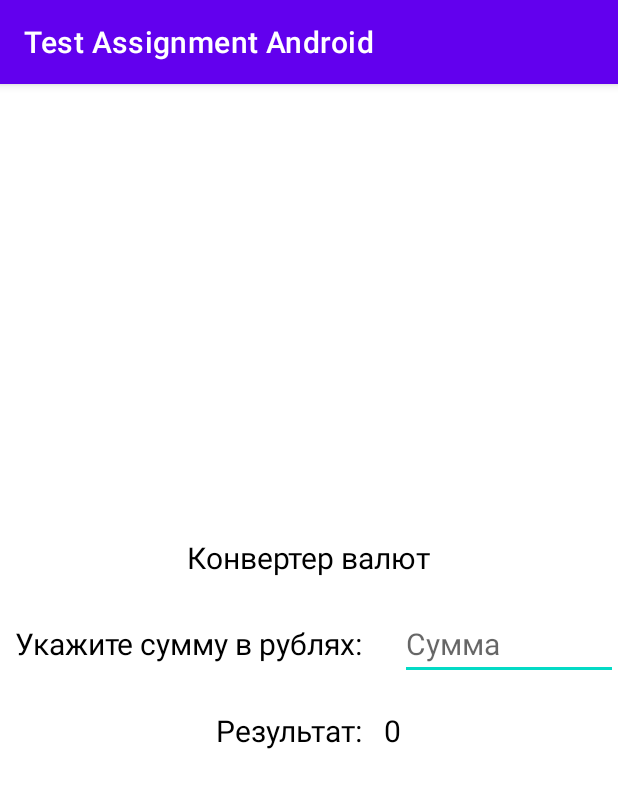
After one commit to KNLighty/assignment_test_android, an Android app: the CurrencyConverterActivity screen opened directly, with no data from a screen before it, on a phone screen of 412 x 824 dp. The commit adds this screen. Shown: the top 788 px of the screen. Run offline under Robolectric (Android 15) with nearby library versions, the phone set to English and light mode, and no system bars.

Commit message:
Added conversion activity - no functionality yet

```diff
--- a/app/src/main/AndroidManifest.xml
+++ b/app/src/main/AndroidManifest.xml
@@ -1,6 +1,7 @@
 <?xml version="1.0" encoding="utf-8"?>
 <manifest xmlns:android="http://schemas.android.com/apk/res/android"
     package="com.example.testassignmentandroid">
+
     <uses-permission android:name="android.permission.INTERNET" />
 
     <application
@@ -19,6 +20,15 @@
                 <category android:name="android.intent.category.LAUNCHER" />
             </intent-filter>
         </activity>
+        <activity
+            android:name=".CurrencyConverterActivity"
+            android:exported="false">
+            <intent-filter>
+                <action android:name="android.intent.action.CONVERSION" />
+
+                <category android:name="android.intent.category.DEFAULT" />
+            </intent-filter>
+        </activity>
     </application>
 
 </manifest>
--- a/app/src/main/java/com/example/testassignmentandroid/CurrencyAdapter.java
+++ b/app/src/main/java/com/example/testassignmentandroid/CurrencyAdapter.java
@@ -1,6 +1,8 @@
 package com.example.testassignmentandroid;
 
+import android.app.AlertDialog;
 import android.content.Context;
+import android.content.Intent;
 import android.view.LayoutInflater;
 import android.view.View;
 import android.view.ViewGroup;
@@ -76,6 +78,7 @@ public class CurrencyAdapter extends ArrayAdapter<Currency> {
     }
 
     private void convertRubToCurrency(Currency currency) {
-
+        Intent intent = new Intent(getContext(), CurrencyConverterActivity.class);
+        getContext().startActivity(intent);
     }
 }
--- /dev/null
+++ b/app/src/main/java/com/example/testassignmentandroid/CurrencyConverterActivity.java
@@ -0,0 +1,14 @@
+package com.example.testassignmentandroid;
+
+import androidx.appcompat.app.AppCompatActivity;
+
+import android.os.Bundle;
+
+public class CurrencyConverterActivity extends AppCompatActivity {
+
+    @Override
+    protected void onCreate(Bundle savedInstanceState) {
+        super.onCreate(savedInstanceState);
+        setContentView(R.layout.activity_currency_converter);
+    }
+}
--- /dev/null
+++ b/app/src/main/res/layout/activity_currency_converter.xml
@@ -0,0 +1,81 @@
+<?xml version="1.0" encoding="utf-8"?>
+<LinearLayout xmlns:android="http://schemas.android.com/apk/res/android"
+    xmlns:app="http://schemas.android.com/apk/res-auto"
+    xmlns:tools="http://schemas.android.com/tools"
+    android:layout_width="match_parent"
+    android:layout_height="match_parent"
+    android:gravity="center"
+    android:orientation="vertical"
+    tools:context=".CurrencyConverterActivity">
+
+    <LinearLayout
+        android:layout_width="wrap_content"
+        android:layout_height="wrap_content"
+        android:orientation="horizontal">
+
+        <TextView
+            android:id="@+id/conversion_header_tv"
+            android:layout_width="wrap_content"
+            android:layout_height="wrap_content"
+            android:layout_marginBottom="20dp"
+            android:text="Конвертер валют"
+            android:textColor="@color/black"
+            android:textSize="@dimen/text_size" />
+
+    </LinearLayout>
+
+    <LinearLayout
+        android:layout_width="wrap_content"
+        android:layout_height="wrap_content"
+        android:orientation="horizontal">
+
+        <TextView
+            android:id="@+id/conversion_tv"
+            android:padding="10dp"
+            android:layout_width="wrap_content"
+            android:layout_height="wrap_content"
+            android:text="Укажите сумму в рублях: "
+            android:textColor="@color/black"
+            android:textSize="@dimen/text_size" />
+
+        <EditText
+            android:id="@+id/conversion_et"
+            android:layout_width="wrap_content"
+            android:layout_height="48dp"
+            android:layout_marginStart="10dp"
+            android:ems="10"
+            android:hint="Сумма"
+            android:inputType="numberDecimal"
+            android:textColor="@color/black"
+            android:textSize="@dimen/text_size" />
+
+
+    </LinearLayout>
+
+    <LinearLayout
+        android:layout_width="wrap_content"
+        android:layout_height="wrap_content"
+        android:layout_marginTop="20dp"
+        android:orientation="horizontal">
+
+        <TextView
+            android:layout_width="wrap_content"
+            android:layout_height="48dp"
+            android:text="Результат: "
+            android:textColor="@color/black"
+            android:textSize="@dimen/text_size" />
+
+        <TextView
+            android:id="@+id/conversion_result_tv"
+            android:layout_width="wrap_content"
+            android:layout_height="48dp"
+            android:layout_marginStart="10dp"
+            android:inputType="numberDecimal"
+            android:text="0"
+            android:textColor="@color/black"
+            android:textSize="@dimen/text_size"
+            tools:ignore="TouchTargetSizeCheck" />
+
+    </LinearLayout>
+
+</LinearLayout>
--- a/app/src/main/res/layout/listview_layout.xml
+++ b/app/src/main/res/layout/listview_layout.xml
@@ -78,7 +78,7 @@
             android:layout_marginTop="5dp"
             android:layout_weight="0.5"
             android:padding="5dp"
-            android:text="Конвертировать"
+            android:text="Конвертировать руб."
             android:textSize="@dimen/text_size" />
     </LinearLayout>
 </LinearLayout>
```
